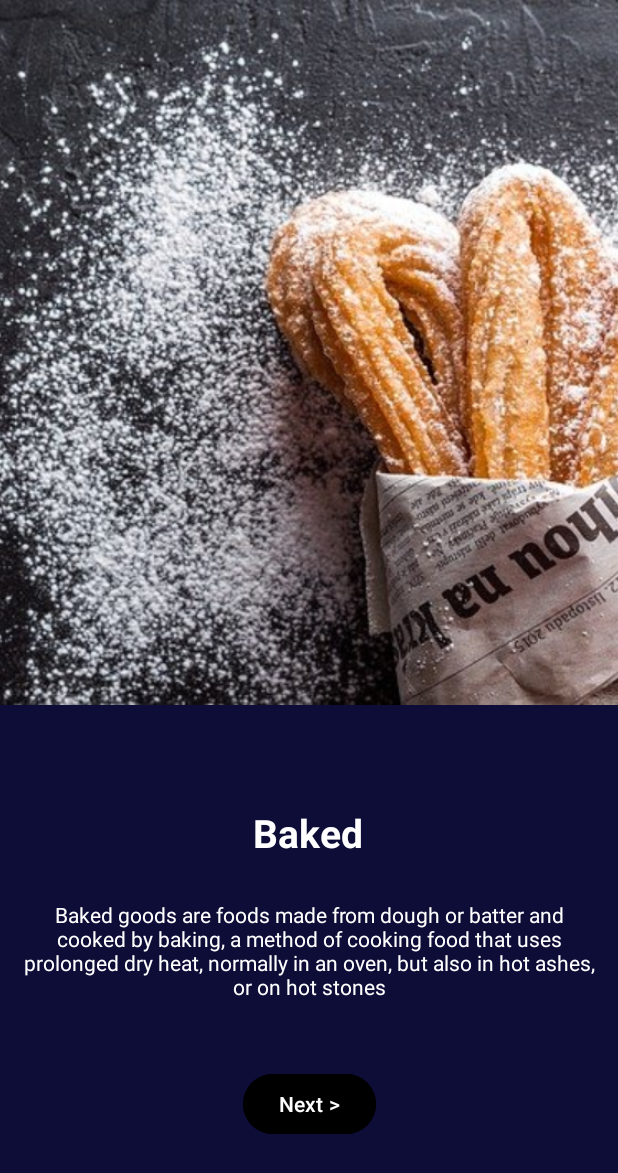
After one commit to casophiaa/FitTrackMobileApp, an Android app: the ViewPager screen opened directly, with no data from a screen before it, on a phone screen of 412 x 824 dp. The commit adds this screen. Shown: the top 1173 px of the screen. Run offline under Robolectric (Android 15) with nearby library versions, the phone set to English and light mode, and no system bars.

Commit message:
intro page but pictures are trial lang since from tut

```diff
--- a/app/src/main/AndroidManifest.xml
+++ b/app/src/main/AndroidManifest.xml
@@ -13,6 +13,9 @@
         android:theme="@style/Theme.FitTrackMobileApp"
         tools:targetApi="31">
         <activity
+            android:name=".ViewPager"
+            android:exported="false" />
+        <activity
             android:name=".MainActivity"
             android:exported="true">
             <intent-filter>
@@ -21,6 +24,7 @@
                 <category android:name="android.intent.category.LAUNCHER" />
             </intent-filter>
         </activity>
+
         <meta-data
             android:name="preloaded_fonts"
             android:resource="@array/preloaded_fonts" />
--- a/app/src/main/java/com/example/fittrackmobileapp/MainActivity.java
+++ b/app/src/main/java/com/example/fittrackmobileapp/MainActivity.java
@@ -1,6 +1,8 @@
 package com.example.fittrackmobileapp;
 
+import android.content.Intent;
 import android.os.Bundle;
+import android.view.View;
 
 import androidx.activity.EdgeToEdge;
 import androidx.appcompat.app.AppCompatActivity;
@@ -21,4 +23,9 @@ public class MainActivity extends AppCompatActivity {
             return insets;
         });
     }
+
+    public void btnClicked(View v){
+        Intent i = new Intent(MainActivity.this, ViewPager.class);
+        startActivity(i);
+    }
 }
--- /dev/null
+++ b/app/src/main/java/com/example/fittrackmobileapp/VPAdapter.java
@@ -0,0 +1,65 @@
+package com.example.fittrackmobileapp;
+
+import android.view.LayoutInflater;
+import android.view.View;
+import android.view.ViewGroup;
+import android.widget.ImageView;
+import android.widget.TextView;
+
+import androidx.annotation.NonNull;
+import androidx.recyclerview.widget.RecyclerView;
+
+import org.w3c.dom.Text;
+
+import java.util.ArrayList;
+
+public class VPAdapter extends RecyclerView.Adapter<VPAdapter.ViewHolder> {
+
+    ArrayList<ViewPagerItem> viewPagerItemArrayList;
+
+    public VPAdapter(ArrayList<ViewPagerItem> viewPagerItemArrayList) {
+        this.viewPagerItemArrayList = viewPagerItemArrayList;
+    }
+
+    @NonNull
+    @Override
+    public ViewHolder onCreateViewHolder(@NonNull ViewGroup parent, int viewType) {
+
+        View view = LayoutInflater.from(parent.getContext())
+                .inflate(R.layout.viewpager_item,parent,false);
+
+        return new ViewHolder(view);
+    }
+
+    @Override
+    public void onBindViewHolder(@NonNull ViewHolder holder, int position) {
+
+        ViewPagerItem viewPagerItem = viewPagerItemArrayList.get(position);
+
+        holder.imageView.setImageResource(viewPagerItem.imageID);
+        holder.tcHeading.setText(viewPagerItem.heading);
+        holder.tvDesc.setText(viewPagerItem.description);
+
+
+    }
+
+    @Override
+    public int getItemCount() {
+        return viewPagerItemArrayList.size();
+    }
+
+    public class ViewHolder extends RecyclerView.ViewHolder{
+
+        ImageView imageView;
+        TextView tcHeading, tvDesc;
+
+        public ViewHolder(@NonNull View itemView) {
+            super(itemView);
+
+            imageView = itemView.findViewById(R.id.ivimage);
+            tcHeading = itemView.findViewById(R.id.tvHeading);
+            tvDesc = itemView.findViewById(R.id.tvDesc);
+        }
+    }
+
+}
--- /dev/null
+++ b/app/src/main/java/com/example/fittrackmobileapp/ViewPager.java
@@ -0,0 +1,53 @@
+package com.example.fittrackmobileapp;
+
+import androidx.appcompat.app.AppCompatActivity;
+import androidx.recyclerview.widget.LinearLayoutManager;
+import androidx.viewpager2.widget.ViewPager2;
+
+import android.os.Bundle;
+import android.view.View;
+
+import java.util.ArrayList;
+
+public class ViewPager extends AppCompatActivity {
+
+    ViewPager2 viewPager2;
+    ArrayList<ViewPagerItem> viewPagerItemArrayList;
+
+    @Override
+    protected void onCreate(Bundle savedInstanceState) {
+        super.onCreate(savedInstanceState);
+        setContentView(R.layout.activity_view_pager);
+
+        viewPager2 = findViewById(R.id.viewpager);
+        int[] images = {R.drawable.a,R.drawable.b,R.drawable.c,R.drawable.d,R.drawable.e};
+        String[] heading = {"Baked","Grilled","Dessert","Italian","Shakes"};
+        String[] desc = {getString(R.string.a_desc),
+                getString(R.string.b_desc),
+                getString(R.string.c_desc),
+                getString(R.string.d_desc)
+                ,getString(R.string.e_desc)};
+
+        viewPagerItemArrayList = new ArrayList<>();
+
+        for (int i =0; i< images.length ; i++){
+
+            ViewPagerItem viewPagerItem = new ViewPagerItem(images[i],heading[i],desc[i]);
+            viewPagerItemArrayList.add(viewPagerItem);
+
+        }
+
+        VPAdapter vpAdapter = new VPAdapter(viewPagerItemArrayList);
+
+        viewPager2.setAdapter(vpAdapter);
+
+        viewPager2.setClipToPadding(false);
+
+        viewPager2.setClipChildren(false);
+
+        viewPager2.setOffscreenPageLimit(2);
+
+        viewPager2.getChildAt(0).setOverScrollMode(View.OVER_SCROLL_NEVER);
+
+    }
+}
--- /dev/null
+++ b/app/src/main/java/com/example/fittrackmobileapp/ViewPagerItem.java
@@ -0,0 +1,13 @@
+package com.example.fittrackmobileapp;
+
+public class ViewPagerItem {
+
+    int imageID;
+    String heading, description;
+
+    public ViewPagerItem(int imageID, String heading, String description) {
+        this.imageID = imageID;
+        this.heading = heading;
+        this.description = description;
+    }
+}
--- a/app/src/main/res/layout/activity_main.xml
+++ b/app/src/main/res/layout/activity_main.xml
@@ -8,29 +8,41 @@
     tools:context=".MainActivity">
 
     <ImageView
+        android:id="@+id/imageView"
+        android:layout_width="954dp"
+        android:layout_height="194dp"
+        app:layout_constraintBottom_toBottomOf="parent"
+        app:layout_constraintEnd_toEndOf="parent"
+        app:layout_constraintHorizontal_bias="0.5"
+        app:layout_constraintStart_toStartOf="parent"
+        app:layout_constraintTop_toTopOf="parent"
+        app:layout_constraintVertical_bias="0.5"
+        app:srcCompat="@drawable/dark_logo" />
+
+    <ImageView
         android:id="@+id/imageView2"
         android:layout_width="1000dp"
         android:layout_height="1000dp"
         android:alpha="0.5"
-        app:srcCompat="@drawable/drinkwater"
-        tools:layout_editor_absoluteX="-279dp"
-        tools:layout_editor_absoluteY="-202dp" />
-
-    <ImageView
-        android:id="@+id/imageView"
-        android:layout_width="150dp"
-        android:layout_height="150dp"
-        tools:layout_editor_absoluteX="130dp"
-        tools:layout_editor_absoluteY="290dp"
-        tools:srcCompat="@drawable/dark_logo" />
+        app:layout_constraintBottom_toBottomOf="parent"
+        app:layout_constraintEnd_toEndOf="parent"
+        app:layout_constraintStart_toStartOf="parent"
+        app:layout_constraintTop_toTopOf="parent"
+        app:layout_constraintVertical_bias="0.583"
+        app:srcCompat="@drawable/drinkwater" />
 
     <Button
         android:id="@+id/button"
         android:layout_width="152dp"
         android:layout_height="62dp"
         android:backgroundTint="#0D0D38"
+        android:onClick="btnClicked"
         android:text="Get Started"
-        tools:layout_editor_absoluteX="129dp"
-        tools:layout_editor_absoluteY="582dp" />
+        app:layout_constraintBottom_toBottomOf="parent"
+        app:layout_constraintEnd_toEndOf="parent"
+        app:layout_constraintHorizontal_bias="0.505"
+        app:layout_constraintStart_toStartOf="parent"
+        app:layout_constraintTop_toTopOf="parent"
+        app:layout_constraintVertical_bias="0.896" />
 
 </androidx.constraintlayout.widget.ConstraintLayout>
--- /dev/null
+++ b/app/src/main/res/layout/activity_view_pager.xml
@@ -0,0 +1,32 @@
+<?xml version="1.0" encoding="utf-8"?>
+<androidx.constraintlayout.widget.ConstraintLayout xmlns:android="http://schemas.android.com/apk/res/android"
+    xmlns:app="http://schemas.android.com/apk/res-auto"
+    xmlns:tools="http://schemas.android.com/tools"
+    android:id="@+id/main"
+    android:layout_width="match_parent"
+    android:layout_height="match_parent"
+    tools:context=".ViewPager">
+
+    <androidx.viewpager2.widget.ViewPager2
+        android:id="@+id/viewpager"
+        android:layout_width="match_parent"
+        android:layout_height="match_parent"
+        app:layout_constraintBottom_toBottomOf="parent"
+        app:layout_constraintEnd_toEndOf="parent"
+        app:layout_constraintHorizontal_bias="0.5"
+        app:layout_constraintStart_toStartOf="parent"
+        app:layout_constraintTop_toTopOf="parent"
+        app:layout_constraintVertical_bias=".376" />
+
+    <Button
+        android:id="@+id/button2"
+        android:layout_width="wrap_content"
+        android:layout_height="wrap_content"
+        android:text="Next >"
+        android:backgroundTint="@color/black"
+        android:layout_marginBottom="64dp"
+        app:layout_constraintBottom_toBottomOf="parent"
+        app:layout_constraintEnd_toEndOf="parent"
+        app:layout_constraintHorizontal_bias="0.5"
+        app:layout_constraintStart_toStartOf="parent" />
+</androidx.constraintlayout.widget.ConstraintLayout>
--- /dev/null
+++ b/app/src/main/res/layout/viewpager_item.xml
@@ -0,0 +1,49 @@
+<?xml version="1.0" encoding="utf-8"?>
+<androidx.constraintlayout.widget.ConstraintLayout xmlns:android="http://schemas.android.com/apk/res/android"
+    xmlns:app="http://schemas.android.com/apk/res-auto"
+    xmlns:tools="http://schemas.android.com/tools"
+    android:layout_width="match_parent"
+    android:layout_height="match_parent"
+    android:background="@color/dark_purple">
+
+    <ImageView
+        android:id="@+id/ivimage"
+        android:layout_width="500dp"
+        android:layout_height="470dp"
+        android:scaleType="centerCrop"
+        android:src="@drawable/a"
+        app:layout_constraintEnd_toEndOf="parent"
+        app:layout_constraintStart_toStartOf="parent"
+        app:layout_constraintTop_toTopOf="parent" />
+
+    <TextView
+        android:id="@+id/tvDesc"
+        android:layout_width="wrap_content"
+        android:layout_height="wrap_content"
+        android:gravity="center"
+        android:padding="15dp"
+        android:text="@string/a_desc"
+        android:textColor="@color/white"
+        app:layout_constraintBottom_toBottomOf="parent"
+        app:layout_constraintEnd_toEndOf="parent"
+        app:layout_constraintHorizontal_bias="0.0"
+        app:layout_constraintStart_toStartOf="parent"
+        app:layout_constraintTop_toTopOf="parent"
+        app:layout_constraintVertical_bias="0.805" />
+
+    <TextView
+        android:id="@+id/tvHeading"
+        android:layout_width="wrap_content"
+        android:layout_height="wrap_content"
+        android:text="Baked"
+        android:textColor="@color/white"
+        android:textSize="26dp"
+        android:textStyle="bold"
+        app:layout_constraintBottom_toBottomOf="parent"
+        app:layout_constraintEnd_toEndOf="parent"
+        app:layout_constraintHorizontal_bias="0.498"
+        app:layout_constraintStart_toStartOf="parent"
+        app:layout_constraintTop_toTopOf="parent"
+        app:layout_constraintVertical_bias="0.681" />
+
+</androidx.constraintlayout.widget.ConstraintLayout>
--- a/app/src/main/res/values/colors.xml
+++ b/app/src/main/res/values/colors.xml
@@ -2,4 +2,8 @@
 <resources>
     <color name="black">#FF000000</color>
     <color name="white">#FFFFFFFF</color>
+    <color name="dark_purple">#0D0D38</color>
+    <color name="light_purple">#8664FF</color>
+    <color name="light_blue">#B2DEFF</color>
+    <color name="light_pink">#E0CAFF</color>
 </resources>
--- a/app/src/main/res/values/strings.xml
+++ b/app/src/main/res/values/strings.xml
@@ -1,3 +1,9 @@
 <resources>
     <string name="app_name">FitTrackMobile App</string>
+    <string name="a_desc">Baked goods are foods made from dough or batter and cooked by baking, a method of cooking food that uses prolonged dry heat, normally in an oven, but also in hot ashes, or on hot stones</string>
+    <string name="b_desc">Grilling involves cooking food on a rack over a heat source, usually a charcoal fire or ceramic briquettes heated by gas flames. Direct heat quickly sears the outside of food, producing distinctive robust, roasted―and sometimes pleasantly charred―flavors and a nice crust.</string>
+    <string name="c_desc">A dessert is a type of food that is eaten after lunch or dinner, and sometimes after a light meal or snack. It is usually a sweet food, like ice cream, cookies, and cakes. In some countries, cheeses such as Brie cheese and fruit are served as dessert. Some desserts are decorated, like birthday cakes.</string>
+    <string name="d_desc">Italian cuisine is a Mediterranean cuisine consisting of the ingredients, recipes and cooking techniques developed across the Italian Peninsula since antiquity, and later spread around the world together with waves of Italian diaspora</string>
+    <string name="e_desc">A milkshake (sometimes called a shake in the United States) is a sweet drink made by blending milk, ice cream, and flavorings or sweeteners such as butterscotch, caramel sauce, chocolate syrup, fruit syrup, or whole fruit into a thick, sweet, cold mixture.</string>
+
 </resources>
```
Also changed, not shown: app/src/main/res/drawable/a.jpg (added), app/src/main/res/drawable/b.jpg (added), app/src/main/res/drawable/c.jpg (added), app/src/main/res/drawable/d.jpg (added), app/src/main/res/drawable/e.jpg (added).
